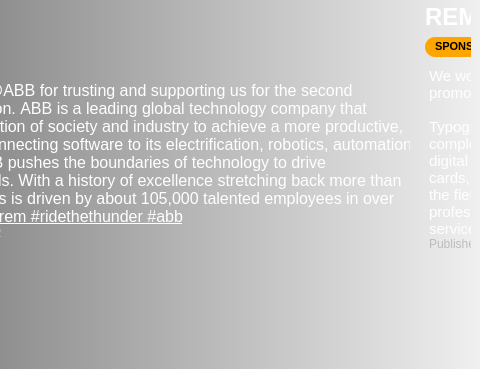
First picture: the form in mainwindow.ui, repository Rem-Ihu/rem-ng-assist, before the edit; both pictures show x 800 to 1280 and y 351 to 720 of the 1280 by 720 pixel window.
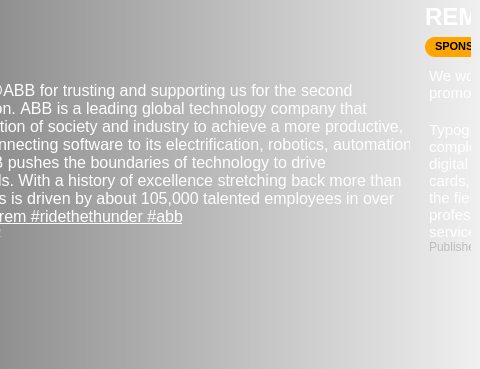
Second picture: the form after the edit. The open tabs and pages were chosen to show the change. Icons and pictures are not drawn.

What changed in the file:
```diff
--- a/mainwindow.ui
+++ b/mainwindow.ui
@@ -5092,8 +5092,8 @@
             <rect>
              <x>0</x>
              <y>0</y>
-             <width>3457</width>
-             <height>698</height>
+             <width>3504</width>
+             <height>710</height>
             </rect>
            </property>
            <property name="styleSheet">
@@ -6033,9 +6033,9 @@
 hr { height: 1px; border-width: 0; }
 li.unchecked::marker { content: &quot;\2610&quot;; }
 li.checked::marker { content: &quot;\2612&quot;; }
-&lt;/style&gt;&lt;/head&gt;&lt;body style=&quot; font-family:'Segoe UI'; font-size:9pt; font-weight:400; font-style:normal;&quot;&gt;
-&lt;p style=&quot; margin-top:0px; margin-bottom:0px; margin-left:0px; margin-right:0px; -qt-block-indent:0; text-indent:0px;&quot;&gt;&lt;span style=&quot; font-size:11pt;&quot;&gt;We would like to thank Typographic &lt;/span&gt;&lt;span style=&quot; font-size:11pt; color:#ffffff;&quot;&gt;(&lt;/span&gt;&lt;span style=&quot; font-size:11pt; text-decoration: underline; color:#ffffff;&quot;&gt;@typographic.gr)&lt;/span&gt;&lt;span style=&quot; font-size:11pt;&quot;&gt;  for supporting us and helping us promote our team’s effort by providing us with their services.&lt;br /&gt;&lt;br /&gt;Typographic has been active in the field of graphic arts since 1989 and provides complete solutions for the promotion of companies and professionals through print and digital advertising since they design and print posters, books, letterheads and business cards, calendars, catalogues, magazines and flyers. Going through their fourth decade in the field, they aim at continuous development and the establishment of partnerships with professionals who are looking for the best result in promoting their products or services.&lt;/span&gt;&lt;span style=&quot; font-size:11pt; text-decoration: underline; color:#ffffff;&quot;&gt;#remihu #rem #ridethethunder #typographic&lt;/span&gt;&lt;br /&gt;&lt;span style=&quot; color:#bcbcbc;&quot;&gt;Published on: 23-November 2022&lt;/span&gt;&lt;/p&gt;
-&lt;p style=&quot;-qt-paragraph-type:empty; margin-top:0px; margin-bottom:0px; margin-left:0px; margin-right:0px; -qt-block-indent:0; text-indent:0px; color:#bcbcbc;&quot;&gt;&lt;br /&gt;&lt;/p&gt;&lt;/body&gt;&lt;/html&gt;</string>
+&lt;/style&gt;&lt;/head&gt;&lt;body style=&quot; font-family:'.AppleSystemUIFont'; font-size:13pt; font-weight:400; font-style:normal;&quot;&gt;
+&lt;p style=&quot; margin-top:0px; margin-bottom:0px; margin-left:0px; margin-right:0px; -qt-block-indent:0; text-indent:0px;&quot;&gt;&lt;span style=&quot; font-family:'Segoe UI'; font-size:11pt;&quot;&gt;We would like to thank Typographic &lt;/span&gt;&lt;span style=&quot; font-family:'Segoe UI'; font-size:11pt; color:#ffffff;&quot;&gt;(&lt;/span&gt;&lt;span style=&quot; font-family:'Segoe UI'; font-size:11pt; text-decoration: underline; color:#ffffff;&quot;&gt;@typographic.gr)&lt;/span&gt;&lt;span style=&quot; font-family:'Segoe UI'; font-size:11pt;&quot;&gt;  for supporting us and helping us promote our team’s effort by providing us with their services.&lt;br /&gt;&lt;br /&gt;Typographic has been active in the field of graphic arts since 1989 and provides complete solutions for the promotion of companies and professionals through print and digital advertising since they design and print posters, books, letterheads and business cards, calendars, catalogues, magazines and flyers. Going through their fourth decade in the field, they aim at continuous development and the establishment of partnerships with professionals who are looking for the best result in promoting their products or services.&lt;/span&gt;&lt;span style=&quot; font-family:'Segoe UI'; font-size:11pt; text-decoration: underline; color:#ffffff;&quot;&gt;#remihu #rem #ridethethunder #typographic&lt;/span&gt;&lt;span style=&quot; font-family:'Segoe UI'; font-size:9pt;&quot;&gt;&lt;br /&gt;&lt;/span&gt;&lt;span style=&quot; font-family:'Segoe UI'; font-size:9pt; color:#bcbcbc;&quot;&gt;Published on: 23-November 2022&lt;/span&gt;&lt;/p&gt;
+&lt;p style=&quot;-qt-paragraph-type:empty; margin-top:0px; margin-bottom:0px; margin-left:0px; margin-right:0px; -qt-block-indent:0; text-indent:0px; font-family:'Segoe UI'; font-size:9pt; color:#bcbcbc;&quot;&gt;&lt;br /&gt;&lt;/p&gt;&lt;/body&gt;&lt;/html&gt;</string>
                  </property>
                 </widget>
                </item>
```
Left out of the diff: 155 changed lines with no effect on the pictures.
